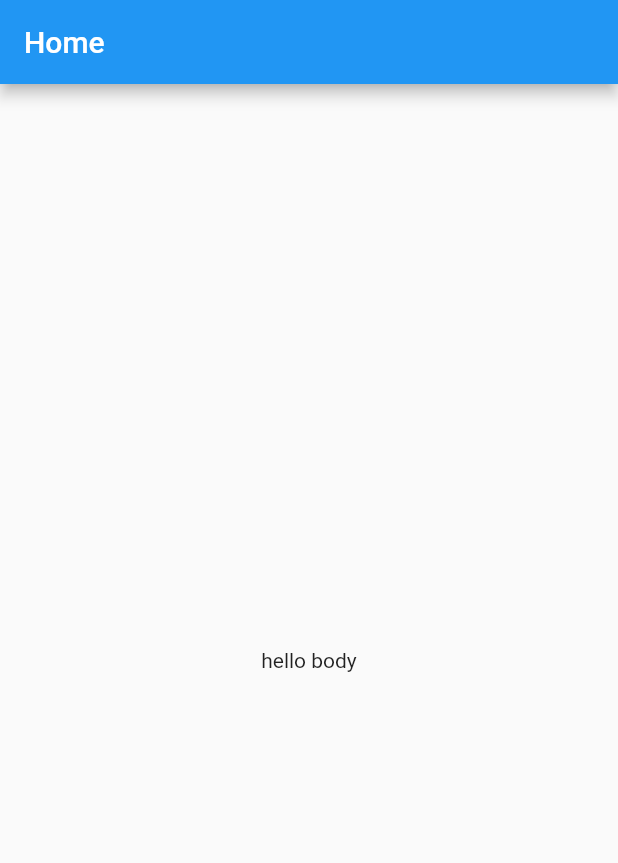
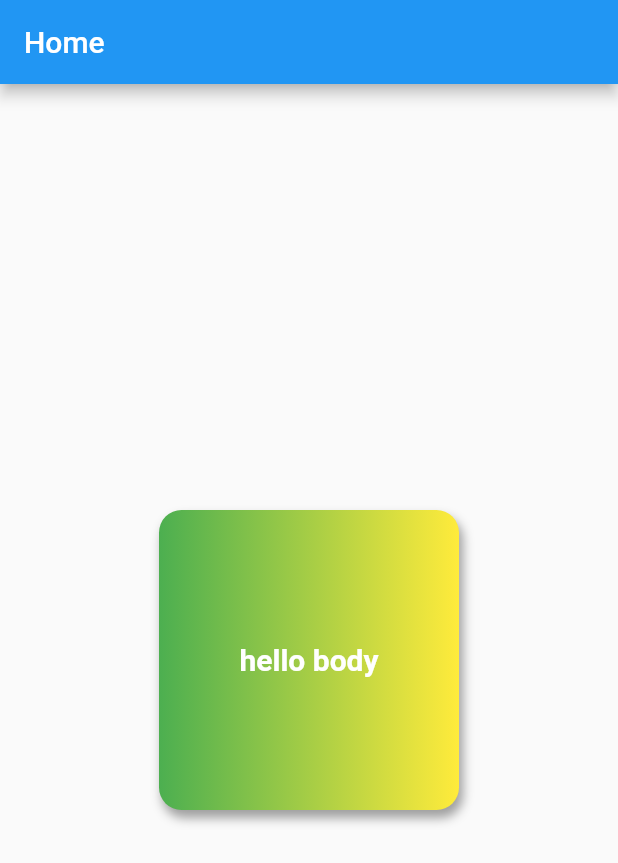
Before and after one commit to im-malikjaved/flutter, a Flutter app: the screen it shows after launch, on a phone screen of 412 x 824 dp. Shown: the top 863 px of the screen. Run offline on Flutter 3.47's test engine with Material 2 defaults, Android fonts, the phone set to English and light mode, and no system bars.

Commit message:
style changing properties in text and box

```diff
--- a/lib/main.dart
+++ b/lib/main.dart
@@ -15,9 +15,28 @@ class HomePage extends StatelessWidget {
         title: Text("Home"),
       ),
       // ignore: avoid_unnecessary_containers
-      body: Container(
-        child: Center(child: Text("hello body")),
-      ),
+      body: Center(
+          child: Container(
+        padding: const EdgeInsets.all(20),
+        alignment: Alignment.center,
+        decoration: BoxDecoration(
+            boxShadow: const [
+              BoxShadow(
+                  color: Colors.grey, blurRadius: 5, offset: Offset(2.5, 5.0))
+            ],
+            borderRadius: BorderRadius.circular(15),
+            color: Colors.teal,
+            gradient:
+                const LinearGradient(colors: [Colors.green, Colors.yellow])),
+        width: 200,
+        height: 200,
+        child: const Text("hello body",
+            textAlign: TextAlign.center,
+            style: TextStyle(
+                color: Colors.white,
+                fontWeight: FontWeight.bold,
+                fontSize: 20)),
+      )),
     );
   }
 }
```
